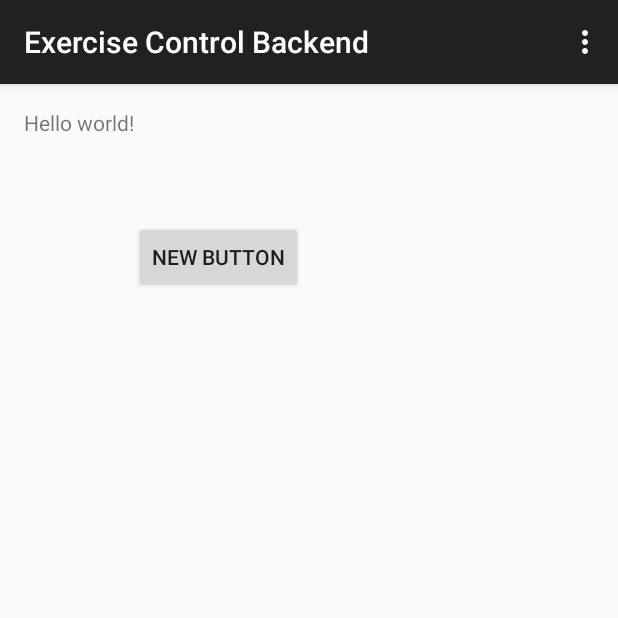
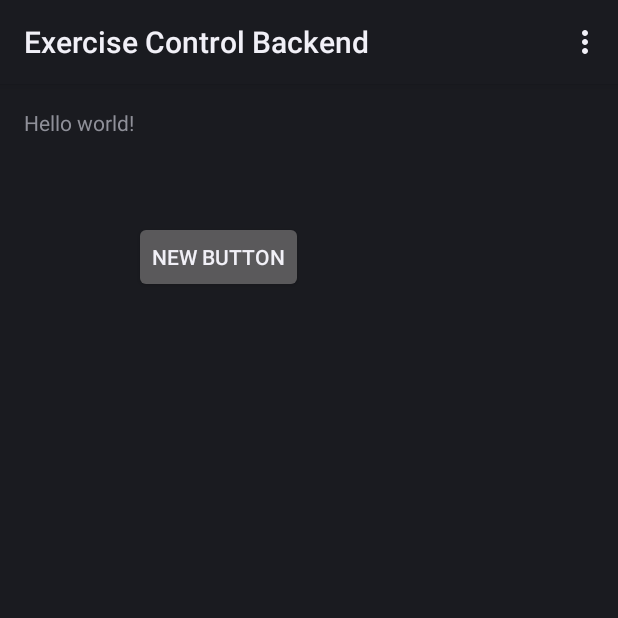
Before and after one commit to mirsmartgrp/Android, an Android app: the screen it shows after launch (MainActivity), on a phone screen of 412 x 824 dp, the top half of it. Run offline under Robolectric (Android 15) with nearby library versions, the phone set to English and light mode, and no system bars.

Commit message:
Removed wrong lib

```diff
--- a/app/build.gradle
+++ b/app/build.gradle
@@ -21,7 +21,6 @@ android {
 
 dependencies {
     compile fileTree(dir: 'libs', include: ['*.jar'])
-    compile 'com.android.support:appcompat-v7:22.0.0'
     compile files('libs/accessory-v2.2.2.jar')
     compile files('libs/sdk-v1.0.0.jar')
 	compile 'com.google.android.gms:play-services:6.5.87'
--- a/app/src/main/java/exercise/fontys/nl/exercisecontrolbackend/MainActivity.java
+++ b/app/src/main/java/exercise/fontys/nl/exercisecontrolbackend/MainActivity.java
@@ -1,6 +1,6 @@
 package exercise.fontys.nl.exercisecontrolbackend;
 
-import android.support.v7.app.ActionBarActivity;
+import android.app.Activity;
 import android.os.Bundle;
 import android.view.Menu;
 import android.view.MenuItem;
@@ -10,7 +10,7 @@ import android.widget.Button;
 import java.io.IOException;
 
 
-public class MainActivity extends ActionBarActivity
+public class MainActivity extends Activity
 {
 
     @Override
--- a/app/src/main/res/menu/menu_main.xml
+++ b/app/src/main/res/menu/menu_main.xml
@@ -2,5 +2,5 @@
     xmlns:app="http://schemas.android.com/apk/res-auto"
     xmlns:tools="http://schemas.android.com/tools" tools:context=".MainActivity">
     <item android:id="@+id/action_settings" android:title="@string/action_settings"
-        android:orderInCategory="100" app:showAsAction="never" />
+        android:orderInCategory="100" />
 </menu>
--- a/app/src/main/res/values/styles.xml
+++ b/app/src/main/res/values/styles.xml
@@ -1,7 +1,7 @@
 <resources>
 
     <!-- Base application theme. -->
-    <style name="AppTheme" parent="Theme.AppCompat.Light.DarkActionBar">
+    <style name="AppTheme">
         <!-- Customize your theme here. -->
     </style>
 
```
Also changed, not shown: 1 other file.
